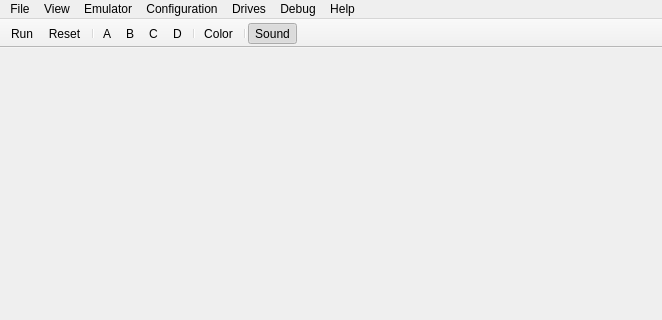
Above: mainwindow.ui from nzeemin/bkbtl-qt before the change; both pictures show x 0 to 662 and y 0 to 320 of the 662 by 571 pixel window. Below: the same form after it.
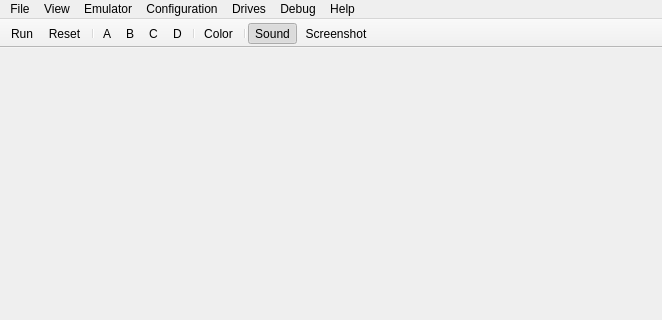
That is the form after the change. Icons and pictures are not drawn.

Commit message: File > Screenshot commands.

```diff
--- a/mainwindow.ui
+++ b/mainwindow.ui
@@ -148,6 +148,7 @@
    <addaction name="actionEmulatorColorScreen"/>
    <addaction name="separator"/>
    <addaction name="actionSoundEnabled"/>
+   <addaction name="actionFileScreenshot"/>
   </widget>
   <widget class="QStatusBar" name="statusBar"/>
   <action name="actionFileExit">
```
Left out of the diff: 16 changed lines with no effect on the pictures. The commit also changes 6 other files.
